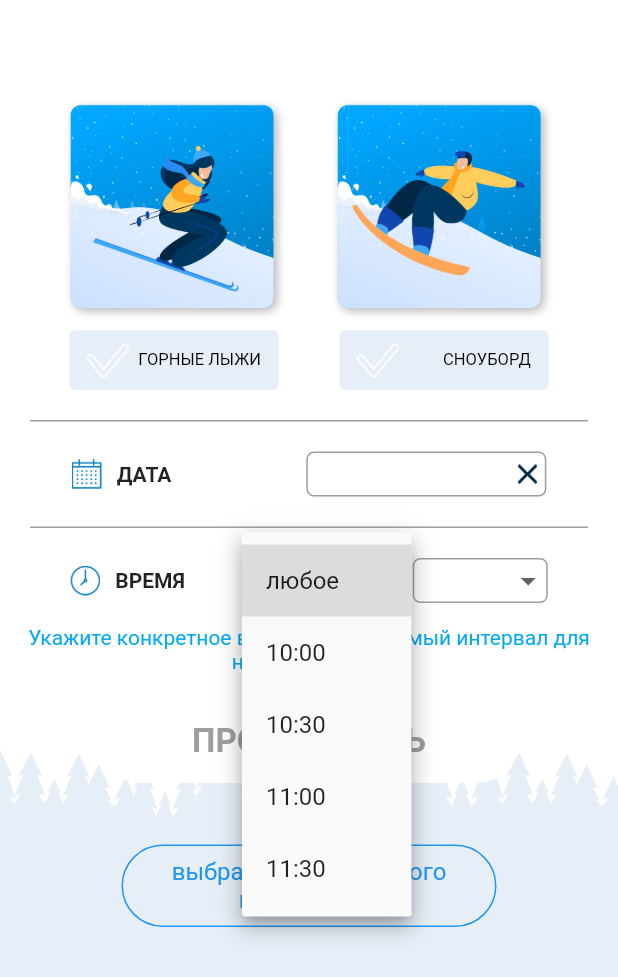
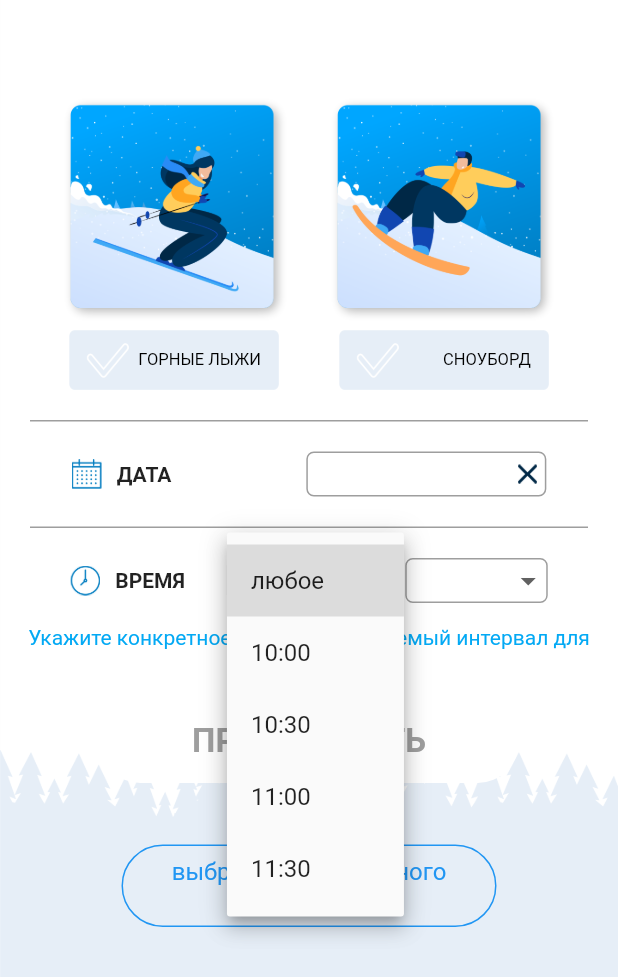
Before and after one commit to Impulseone/AcademGora, a Flutter app: the screen it shows after launch, after a tap on the "arrow drop down" icon, on a phone screen of 412 x 824 dp. Shown: the top 977 px of the screen. Run offline on Flutter 3.47's test engine with Material 2 defaults, Android fonts, the phone set to English and light mode, and no system bars; our stand-ins replace carousel_slider, flutter_calendar_carousel, pin_input_text_field; project files that could hold a hidden picture were left out.

Commit message:
instructors list screen added

```diff
--- a/academ_gora/lib/main.dart
+++ b/academ_gora/lib/main.dart
@@ -1,5 +1,6 @@
 import 'package:academ_gora/screens/auth/auth_screen.dart';
 import 'package:academ_gora/screens/main_screen.dart';
+import 'package:academ_gora/screens/registration/instructors_list_screen.dart';
 import 'package:academ_gora/screens/registration/registration_to_instructor_screen.dart';
 import 'package:flutter/material.dart';
 
--- a/academ_gora/lib/screens/registration/helpers_widgets/time_widget.dart
+++ b/academ_gora/lib/screens/registration/helpers_widgets/time_widget.dart
@@ -27,7 +27,7 @@ class _TimeWidgetState extends State<TimeWidget> {
       mainAxisAlignment: MainAxisAlignment.center,
       children: [
         _timeNameWidget(),
-        _timeField(30, 10, 1),
+        _timeField(20, 10, 1),
         Text("-"),
         _timeField(10, 0, 2)
       ],
@@ -54,7 +54,7 @@ class _TimeWidgetState extends State<TimeWidget> {
 
   Widget _timeField(double leftMargin, double rightMargin, int position) {
     return Container(
-        width: 90,
+        width: 95,
         height: 30,
         padding: EdgeInsets.only(left: 15),
         margin: EdgeInsets.only(left: leftMargin, right: rightMargin),
```
Also changed, not shown: academ_gora/lib/screens/registration/instructors_list_screen.dart (added, +33 -0 lines).
